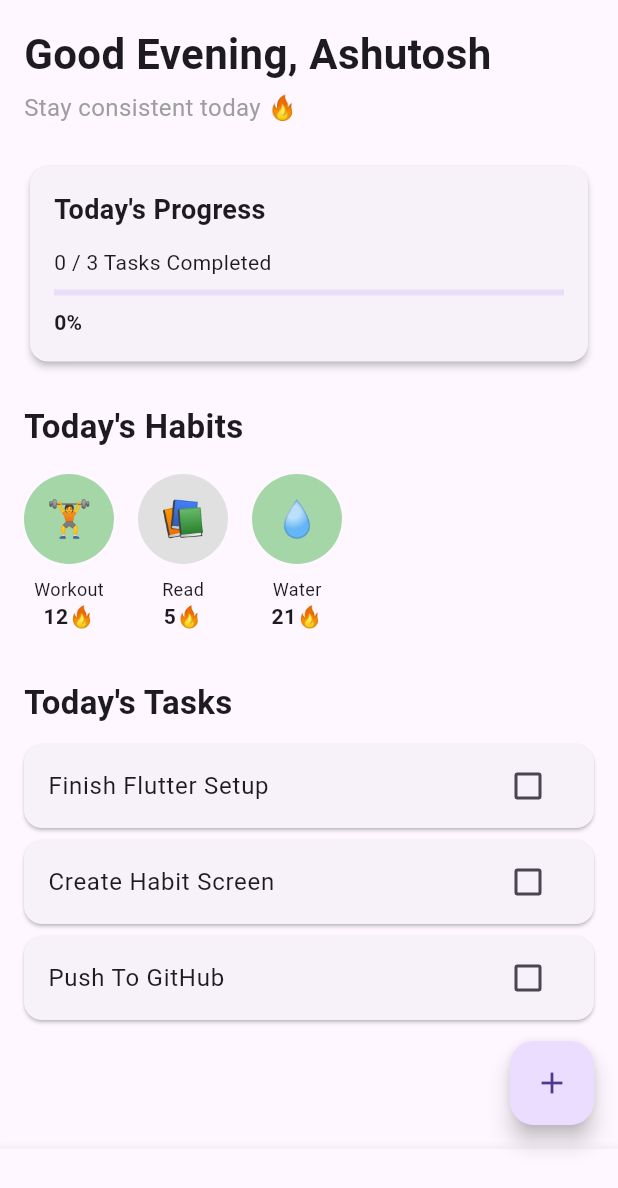
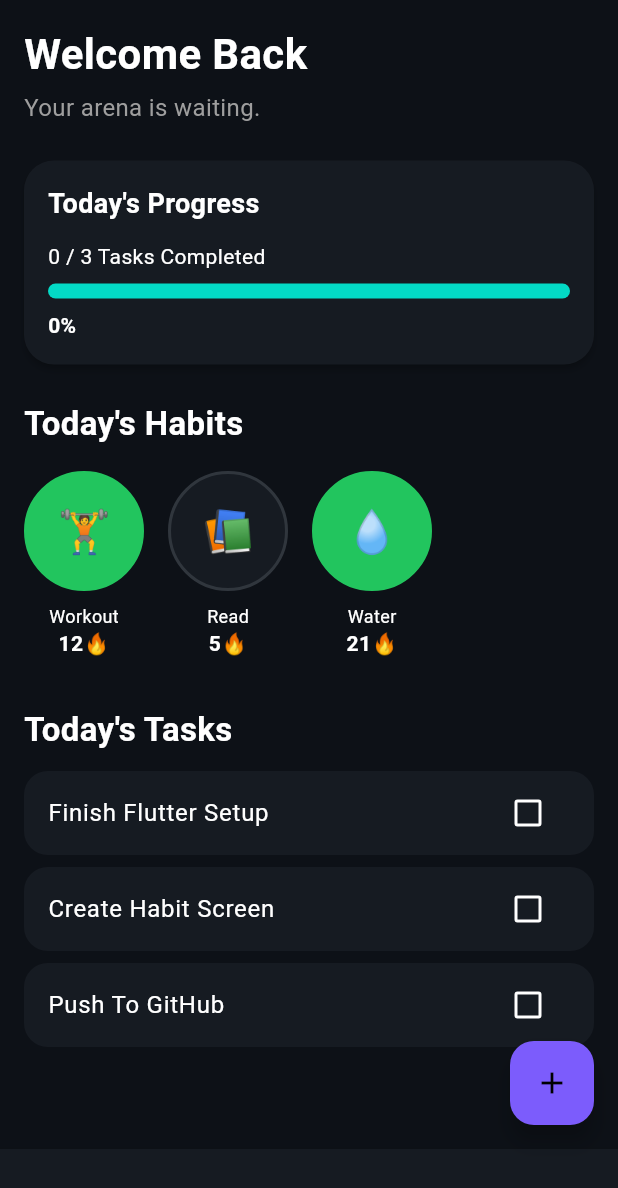
Before and after one commit to SugarDaddymomo/habit-arena, a Flutter app: the screen it shows after launch, after a tap on "Finish Flutter Setup", on a phone screen of 412 x 824 dp. Shown: the top 1188 px of the screen. Run offline on Flutter 3.47's test engine with Material 3 defaults, Android fonts, the phone set to English and light mode, and no system bars; our stand-ins replace flutter_riverpod, hive, hive_flutter; accounts and stored records are empty.

Commit message:
Implement Hive persistence with repositories

```diff
--- a/lib/app/app.dart
+++ b/lib/app/app.dart
@@ -1,5 +1,5 @@
 import 'package:flutter/material.dart';
-
+import 'theme/app_theme.dart';
 import '../features/habits/presentation/screens/focus_screen.dart';
 
 class HabitArenaApp extends StatelessWidget {
@@ -10,9 +10,7 @@
     return MaterialApp(
       title: 'HabitArena',
       debugShowCheckedModeBanner: false,
-      theme: ThemeData(
-        useMaterial3: true,
-      ),
+      theme: AppTheme.darkTheme,
       home: const FocusScreen(),
     );
   }
--- a/lib/app/theme/app_colors.dart
+++ b/lib/app/theme/app_colors.dart
@@ -1,17 +1,19 @@
 import 'package:flutter/material.dart';
 
 class AppColors {
-  static const background = Color(0xFF0F1115);
+  static const background = Color(0xFF0D1117);
 
-  static const surface = Color(0xFF1A1D24);
+  static const surface = Color(0xFF161B22);
 
-  static const primary = Color(0xFF6C63FF);
+  static const primary = Color(0xFF7C5CFC);
 
-  static const success = Color(0xFF00C896);
+  static const success = Color(0xFF22C55E);
 
-  static const warning = Color(0xFFFFB800);
+  static const warning = Color(0xFFF59E0B);
 
   static const textPrimary = Colors.white;
 
-  static const textSecondary = Color(0xFF9AA0A6);
+  static const textSecondary = Color(0xFF8B949E);
+
+  static const border = Color(0xFF30363D);
 }
--- a/lib/app/theme/app_theme.dart
+++ b/lib/app/theme/app_theme.dart
@@ -0,0 +1,26 @@
+import 'package:flutter/material.dart';
+import 'app_colors.dart';
+
+class AppTheme {
+  static ThemeData darkTheme = ThemeData(
+    useMaterial3: true,
+    brightness: Brightness.dark,
+
+    scaffoldBackgroundColor: AppColors.background,
+
+    colorScheme: ColorScheme.dark(
+      primary: AppColors.primary,
+      surface: AppColors.surface,
+    ),
+
+    cardTheme: const CardThemeData(
+      elevation: 0,
+      margin: EdgeInsets.zero,
+    ),
+
+    appBarTheme: const AppBarTheme(
+      backgroundColor: Colors.transparent,
+      elevation: 0,
+    ),
+  );
+}
--- a/lib/core/widgets/progress_card.dart
+++ b/lib/core/widgets/progress_card.dart
@@ -1,4 +1,5 @@
 import 'package:flutter/material.dart';
+import '../../app/theme/app_colors.dart';
 
 class ProgressCard extends StatelessWidget {
   final int completedTasks;
@@ -15,6 +16,10 @@
   @override
   Widget build(BuildContext context) {
     return Card(
+      color: AppColors.surface,
+      shape: RoundedRectangleBorder(
+        borderRadius: BorderRadius.circular(20),
+      ),
       elevation: 2,
       child: Padding(
         padding: const EdgeInsets.all(16),
@@ -38,6 +43,8 @@
             const SizedBox(height: 8),
 
             LinearProgressIndicator(
+              borderRadius: BorderRadius.circular(20),
+              minHeight: 10,
               value: totalTasks == 0
                   ? 0
                   : completedTasks / totalTasks,
--- /dev/null
+++ b/lib/features/habits/data/habit_repository.dart
@@ -0,0 +1,28 @@
+import 'package:hive/hive.dart';
+import '../domain/habit.dart';
+
+class HabitRepository {
+  static const boxName = 'habits';
+
+  Box get _box => Hive.box(boxName);
+
+  Future<void> saveHabits(List<Habit> habits) async {
+    final data = habits
+        .map((habit) => habit.toMap())
+        .toList();
+
+    await _box.put('habit_list', data);
+  }
+
+  List<Habit> loadHabits() {
+    final data = _box.get('habit_list');
+
+    if (data == null) {
+      return [];
+    }
+
+    return (data as List)
+        .map((item) => Habit.fromMap(Map<String, dynamic>.from(item)))
+        .toList();
+  }
+}
--- a/lib/features/habits/presentation/providers/habit_provider.dart
+++ b/lib/features/habits/presentation/providers/habit_provider.dart
@@ -1,10 +1,17 @@
 import 'package:flutter_riverpod/flutter_riverpod.dart';
-
+import '../../data/habit_repository.dart';
 import '../../domain/habit.dart';
 
 class HabitNotifier extends Notifier<List<Habit>> {
+
+  final HabitRepository _repository = HabitRepository();
+
   @override
   List<Habit> build() {
+    final savedHabits = _repository.loadHabits();
+    if (savedHabits.isNotEmpty) {
+      return savedHabits;
+    }
     return [
       const Habit(
         id: '1',
@@ -31,15 +38,16 @@
   }
 
   void toggleHabit(String habitId) {
-    state = state.map((habit) {
+    final updatedHabits = state.map((habit) {
       if (habit.id == habitId) {
         return habit.copyWith(
           completedToday: !habit.completedToday,
         );
       }
-
       return habit;
     }).toList();
+    state = updatedHabits;
+    _repository.saveHabits(updatedHabits);
   }
 }
 
--- a/lib/features/habits/presentation/screens/focus_screen.dart
+++ b/lib/features/habits/presentation/screens/focus_screen.dart
@@ -60,7 +60,7 @@
             children: [
               // Header
               const Text(
-                'Good Evening, Ashutosh',
+                'Welcome Back',
                 style: TextStyle(
                   fontSize: 28,
                   fontWeight: FontWeight.bold,
@@ -70,7 +70,7 @@
               const SizedBox(height: 4),
 
               const Text(
-                'Stay consistent today 🔥',
+                'Your arena is waiting.',
                 style: TextStyle(
                   fontSize: 16,
                   color: Colors.grey,
--- a/lib/features/habits/presentation/widgets/habit_circle.dart
+++ b/lib/features/habits/presentation/widgets/habit_circle.dart
@@ -1,5 +1,6 @@
 import 'package:flutter/material.dart';
 import '../../domain/habit.dart';
+import '../../../../app/theme/app_colors.dart';
 
 class HabitCircle extends StatelessWidget {
   final Habit habit;
@@ -19,16 +20,25 @@
         onTap: onTap,
         child: Column(
           children: [
-            CircleAvatar(
-              radius: 30,
-              backgroundColor:
-              habit.completedToday
-                  ? Colors.green.shade200
-                  : Colors.grey.shade300,
-              child: Text(
-                habit.emoji,
-                style: const TextStyle(
-                  fontSize: 24,
+            Container(
+              width: 80,
+              height: 80,
+              decoration: BoxDecoration(
+                shape: BoxShape.circle,
+                color: habit.completedToday
+                    ? AppColors.success
+                    : AppColors.surface,
+                border: Border.all(
+                  color: habit.completedToday
+                      ? AppColors.success
+                      : AppColors.border,
+                  width: 2,
+                ),
+              ),
+              child: Center(
+                child: Text(
+                  habit.emoji,
+                  style: const TextStyle(fontSize: 28),
                 ),
               ),
             ),
--- /dev/null
+++ b/lib/features/tasks/data/task_repository.dart
@@ -0,0 +1,28 @@
+import 'package:hive/hive.dart';
+import '../domain/task.dart';
+
+class TaskRepository {
+  static const boxName = 'tasks';
+
+  Box get _box => Hive.box(boxName);
+
+  Future<void> saveTasks(List<Task> tasks) async {
+    final data = tasks
+        .map((task) => task.toMap())
+        .toList();
+
+    await _box.put('task_list', data);
+  }
+
+  List<Task> loadTasks() {
+    final data = _box.get('task_list');
+
+    if (data == null) {
+      return [];
+    }
+
+    return (data as List)
+        .map((item) => Task.fromMap(Map<String, dynamic>.from(item)))
+        .toList();
+  }
+}
--- a/lib/features/tasks/domain/task.dart
+++ b/lib/features/tasks/domain/task.dart
@@ -20,4 +20,20 @@
       completed: completed ?? this.completed,
     );
   }
+
+  Map<String, dynamic> toMap() {
+    return {
+      'id': id,
+      'title': title,
+      'completed': completed,
+    };
+  }
+
+  factory Task.fromMap(Map map) {
+    return Task(
+      id: map['id'],
+      title: map['title'],
+      completed: map['completed'],
+    );
+  }
 }
--- a/lib/features/tasks/presentation/providers/task_provider.dart
+++ b/lib/features/tasks/presentation/providers/task_provider.dart
@@ -1,10 +1,17 @@
 import 'package:flutter_riverpod/flutter_riverpod.dart';
-
+import '../../data/task_repository.dart';
 import '../../domain/task.dart';
 
 class TaskNotifier extends Notifier<List<Task>> {
+
+  final TaskRepository _repository = TaskRepository();
+
   @override
   List<Task> build() {
+    final savedTasks = _repository.loadTasks();
+    if (savedTasks.isNotEmpty) {
+      return savedTasks;
+    }
     return [
       const Task(
         id: '1',
@@ -25,15 +32,16 @@
   }
 
   void toggleTask(String taskId) {
-    state = state.map((task) {
+    final updatedTasks = state.map((task) {
       if (task.id == taskId) {
         return task.copyWith(
           completed: !task.completed,
         );
       }
-
       return task;
     }).toList();
+    state = updatedTasks;
+    _repository.saveTasks(updatedTasks);
   }
 }
 
--- a/lib/features/tasks/presentation/widgets/task_tile.dart
+++ b/lib/features/tasks/presentation/widgets/task_tile.dart
@@ -1,5 +1,5 @@
 import 'package:flutter/material.dart';
-
+import '../../../../app/theme/app_colors.dart';
 import '../../domain/task.dart';
 
 class TaskTile extends StatelessWidget {
@@ -15,6 +15,10 @@
   @override
   Widget build(BuildContext context) {
     return Card(
+      color: AppColors.surface,
+      shape: RoundedRectangleBorder(
+        borderRadius: BorderRadius.circular(16),
+      ),
       margin: const EdgeInsets.only(bottom: 8),
       child: CheckboxListTile(
         title: Text(task.title),
--- a/lib/main.dart
+++ b/lib/main.dart
@@ -1,10 +1,14 @@
 import 'package:flutter_riverpod/flutter_riverpod.dart';
 import 'package:flutter/material.dart';
-
+import 'package:hive_flutter/hive_flutter.dart';
 import 'app/app.dart';
 
-void main() {
+void main() async {
   WidgetsFlutterBinding.ensureInitialized();
+
+  await Hive.initFlutter();
+  await Hive.openBox('habits');
+  await Hive.openBox('tasks');
 
   runApp(
     const ProviderScope(
```
Also changed, not shown: lib/features/habits/domain/habit.dart (+20 -0 lines).
